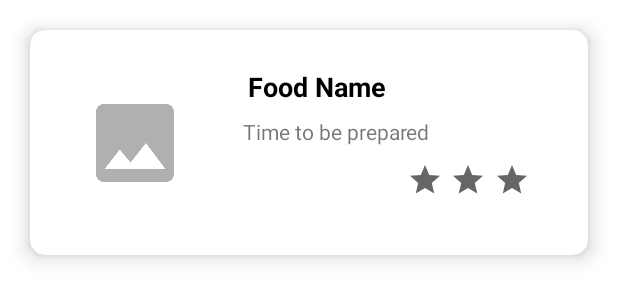
After one commit to nik-iitj/Online-Food-Delivery-Application, an Android app: the layout single_list_item.xml on its own in the app's theme, with its tools: preview values and no code run, on a phone screen of 412 x 824 dp. The commit adds this screen. Shown: the top 301 px of the screen. Run offline under Robolectric (Android 15) with nearby library versions, the phone set to English and light mode, and no system bars; Roboto replaces fonts that are not available here.

Commit message:
food items fetching and individual items details done

```diff
--- a/app/build.gradle
+++ b/app/build.gradle
@@ -42,5 +42,7 @@ dependencies {
     androidTestImplementation 'androidx.test.espresso:espresso-core:3.3.0'
     implementation 'com.google.android.gms:play-services-auth:19.0.0' // for Google Sign In client
     implementation 'androidx.multidex:multidex:2.0.1'
+    implementation 'com.github.bumptech.glide:glide:4.12.0'
+    annotationProcessor 'com.github.bumptech.glide:compiler:4.12.0'
 }
 apply plugin: 'com.google.gms.google-services'
--- /dev/null
+++ b/app/src/main/res/drawable/outline_star_24.xml
@@ -0,0 +1,10 @@
+<vector xmlns:android="http://schemas.android.com/apk/res/android"
+    android:width="24dp"
+    android:height="24dp"
+    android:viewportWidth="24"
+    android:viewportHeight="24"
+    android:tint="?attr/colorControlNormal">
+  <path
+      android:fillColor="@android:color/white"
+      android:pathData="M12,17.27L18.18,21l-1.64,-7.03L22,9.24l-7.19,-0.61L12,2L9.19,8.63L2,9.24l5.46,4.73L5.82,21L12,17.27z"/>
+</vector>
--- /dev/null
+++ b/app/src/main/res/layout/single_list_item.xml
@@ -0,0 +1,127 @@
+<?xml version="1.0" encoding="utf-8"?>
+<androidx.constraintlayout.widget.ConstraintLayout xmlns:android="http://schemas.android.com/apk/res/android"
+    android:layout_width="match_parent"
+    android:layout_height="match_parent"
+    xmlns:app="http://schemas.android.com/apk/res-auto">
+
+    <androidx.cardview.widget.CardView
+        android:layout_width="match_parent"
+        android:layout_height="150dp"
+        app:layout_constraintTop_toTopOf="parent"
+        app:layout_constraintLeft_toLeftOf="parent"
+        app:layout_constraintRight_toRightOf="parent"
+        app:cardElevation="8dp"
+        android:layout_margin="20dp"
+        app:cardCornerRadius="10dp">
+
+        <androidx.constraintlayout.widget.ConstraintLayout
+            android:layout_width="match_parent"
+            android:layout_height="match_parent">
+
+            <ImageView
+                android:layout_width="120dp"
+                android:layout_height="120dp"
+                app:layout_constraintTop_toTopOf="parent"
+                app:layout_constraintBottom_toBottomOf="parent"
+                app:layout_constraintLeft_toLeftOf="parent"
+                app:layout_constraintRight_toRightOf="parent"
+                android:src="@drawable/ic_launcher_foreground"
+                app:layout_constraintHorizontal_bias="0"
+                android:id="@+id/foodImg"
+                android:layout_marginLeft="10dp"
+                android:layout_marginStart="10dp"
+                android:scaleType="centerCrop"
+                />
+            <TextView
+                android:layout_width="wrap_content"
+                android:layout_height="wrap_content"
+                app:layout_constraintLeft_toRightOf="@+id/foodImg"
+                app:layout_constraintTop_toTopOf="parent"
+                app:layout_constraintRight_toRightOf="parent"
+                app:layout_constraintBottom_toBottomOf="parent"
+                app:layout_constraintHorizontal_bias="0.1"
+                app:layout_constraintVertical_bias="0.2"
+                android:text="Food Name"
+                android:textStyle="bold"
+                android:textColor="@color/black"
+                android:textSize="18sp"
+                android:id="@+id/foodName"
+                />
+            <TextView
+                android:layout_width="wrap_content"
+                android:layout_height="wrap_content"
+                app:layout_constraintTop_toBottomOf="@+id/foodName"
+                app:layout_constraintLeft_toRightOf="@+id/foodImg"
+                app:layout_constraintRight_toRightOf="parent"
+                android:text="Time to be prepared"
+                android:id="@+id/foodTime"
+                app:layout_constraintBottom_toBottomOf="parent"
+                app:layout_constraintHorizontal_bias="0.1"
+                app:layout_constraintVertical_bias="0.1"
+                />
+            <TextView
+                android:layout_width="wrap_content"
+                android:layout_height="wrap_content"
+                app:layout_constraintTop_toBottomOf="@+id/foodTime"
+                app:layout_constraintLeft_toRightOf="@+id/foodImg"
+                app:layout_constraintBottom_toBottomOf="parent"
+                app:layout_constraintRight_toRightOf="parent"
+                app:layout_constraintHorizontal_bias="0.1"
+                app:layout_constraintVertical_bias="0.5"
+                android:textSize="16sp"
+                android:textColor="@color/black"
+                android:textStyle="italic"
+                android:id="@+id/itemPrice"
+                />
+            <ImageView
+                android:layout_width="wrap_content"
+                android:layout_height="wrap_content"
+                android:src="@drawable/outline_star_24"
+                app:layout_constraintLeft_toRightOf="@+id/itemPrice"
+                app:layout_constraintTop_toTopOf="parent"
+                app:layout_constraintBottom_toBottomOf="parent"
+                app:layout_constraintHorizontal_bias="0.5"
+                app:layout_constraintVertical_bias="0.7"
+                app:layout_constraintRight_toRightOf="parent"
+                />
+            <ImageView
+                android:layout_width="wrap_content"
+                android:layout_height="wrap_content"
+                android:src="@drawable/outline_star_24"
+                app:layout_constraintLeft_toRightOf="@+id/itemPrice"
+                app:layout_constraintTop_toTopOf="parent"
+                app:layout_constraintBottom_toBottomOf="parent"
+                app:layout_constraintHorizontal_bias="0.65"
+                app:layout_constraintVertical_bias="0.7"
+                app:layout_constraintRight_toRightOf="parent"
+                />
+            <ImageView
+                android:layout_width="wrap_content"
+                android:layout_height="wrap_content"
+                android:src="@drawable/outline_star_24"
+                app:layout_constraintLeft_toRightOf="@+id/itemPrice"
+                app:layout_constraintTop_toTopOf="parent"
+                app:layout_constraintBottom_toBottomOf="parent"
+                app:layout_constraintHorizontal_bias="0.8"
+                app:layout_constraintVertical_bias="0.7"
+                app:layout_constraintRight_toRightOf="parent"
+                />
+
+
+
+
+
+
+
+
+        </androidx.constraintlayout.widget.ConstraintLayout>
+
+    </androidx.cardview.widget.CardView>
+
+
+
+
+
+
+
+</androidx.constraintlayout.widget.ConstraintLayout>
```
Also changed, not shown: app/src/main/AndroidManifest.xml (+11 -5 lines), app/src/main/java/com/example/mrfoody/FoodList.java (added, +84 -0 lines), app/src/main/java/com/example/mrfoody/FoodRecyclerAdapter.java (added, +117 -0 lines), app/src/main/java/com/example/mrfoody/IndividualFoodActivity.java (added, +80 -0 lines), app/src/main/java/com/example/mrfoody/addItemActivity.java (+4 -4 lines), app/src/main/java/com/example/mrfoody/foodId.java (added, +16 -0 lines), app/src/main/java/com/example/mrfoody/foodListActivity.java (+49 -4 lines), app/src/main/res/layout/activity_food_list.xml (+6 -5 lines), app/src/main/res/layout/activity_individual_food.xml (added, +132 -0 lines).
